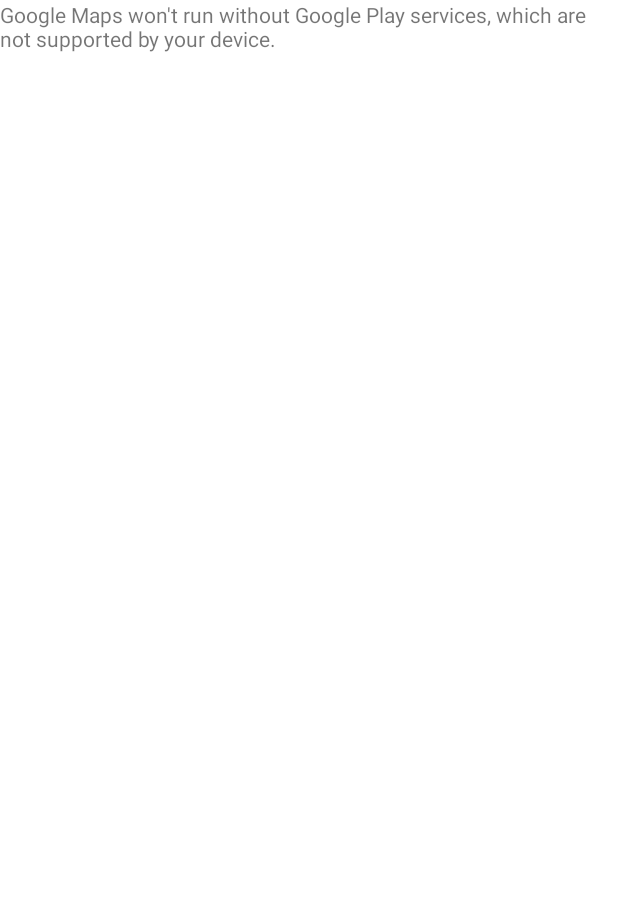
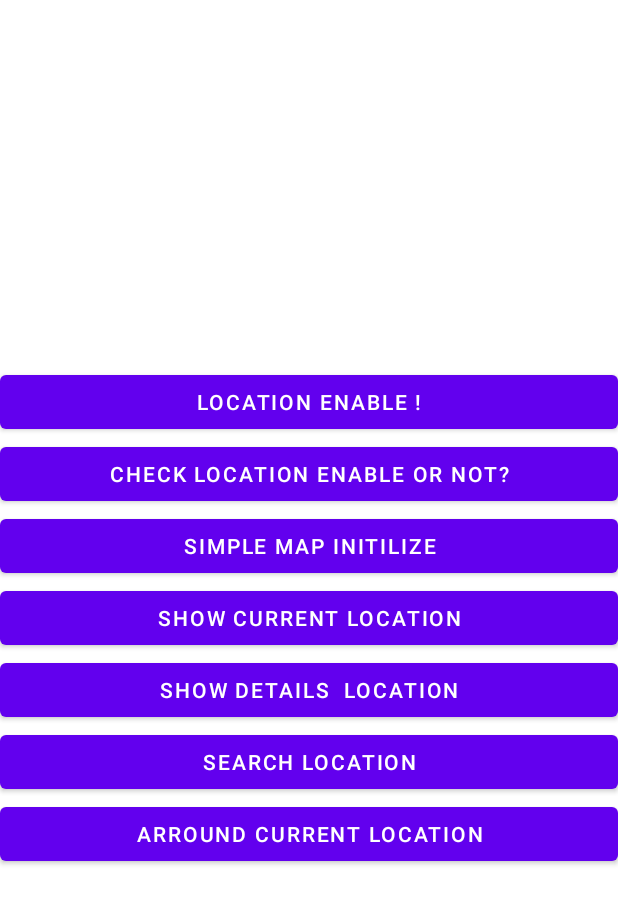
Before and after one commit to Tanimul/Google_Maps, an Android app: the screen it shows after launch (MapActivity before the commit, MainActivity after it), on a phone screen of 412 x 824 dp. Shown: the top 904 px of the screen. Run offline under Robolectric (Android 15) with nearby library versions, the phone set to English and light mode, and no system bars.

Commit message:
location  enable added

```diff
--- a/app/build.gradle
+++ b/app/build.gradle
@@ -47,4 +47,7 @@ dependencies {
     androidTestImplementation 'androidx.test.espresso:espresso-core:3.4.0'
 
     implementation 'com.google.android.gms:play-services-maps:18.0.2'
+
+    implementation 'com.google.android.gms:play-services-location:16.0.0'
+
 }
--- a/app/src/main/AndroidManifest.xml
+++ b/app/src/main/AndroidManifest.xml
@@ -12,7 +12,7 @@
         android:supportsRtl="true"
         android:theme="@style/Theme.GoogleMaps">
         <activity
-            android:name=".MapActivity"
+            android:name=".SimpleMapActivity"
             android:exported="false" />
 
         <meta-data
--- a/app/src/main/java/com/example/googlemaps/MapActivity.kt
+++ b/app/src/main/java/com/example/googlemaps/SimpleMapActivity.kt
@@ -2,7 +2,8 @@ package com.example.googlemaps
 
 import androidx.appcompat.app.AppCompatActivity
 import android.os.Bundle
-import com.example.googlemaps.databinding.ActivityMapBinding
+import com.example.googlemaps.databinding.ActivitySimpleMapBinding
+
 import com.google.android.gms.maps.CameraUpdateFactory
 import com.google.android.gms.maps.GoogleMap
 import com.google.android.gms.maps.OnMapReadyCallback
@@ -10,12 +11,12 @@ import com.google.android.gms.maps.SupportMapFragment
 import com.google.android.gms.maps.model.LatLng
 import com.google.android.gms.maps.model.MarkerOptions
 
-class MapActivity : AppCompatActivity(), OnMapReadyCallback {
-    private lateinit var binding: ActivityMapBinding
+class SimpleMapActivity : AppCompatActivity(), OnMapReadyCallback {
+    private lateinit var binding: ActivitySimpleMapBinding
     private lateinit var mMap: GoogleMap
     override fun onCreate(savedInstanceState: Bundle?) {
         super.onCreate(savedInstanceState)
-        binding = ActivityMapBinding.inflate(layoutInflater)
+        binding = ActivitySimpleMapBinding.inflate(layoutInflater)
         setContentView(binding.root)
 
         val mapFragment = supportFragmentManager
--- a/app/src/main/res/layout/activity_main.xml
+++ b/app/src/main/res/layout/activity_main.xml
@@ -1,11 +1,55 @@
 <?xml version="1.0" encoding="utf-8"?>
-<androidx.constraintlayout.widget.ConstraintLayout xmlns:android="http://schemas.android.com/apk/res/android"
+<LinearLayout xmlns:android="http://schemas.android.com/apk/res/android"
     xmlns:app="http://schemas.android.com/apk/res-auto"
     xmlns:tools="http://schemas.android.com/tools"
     android:layout_width="match_parent"
     android:layout_height="match_parent"
+    android:orientation="vertical"
+    android:gravity="center"
     tools:context=".MainActivity">
 
+    <Button
+        android:id="@+id/location_enable"
+        android:layout_width="match_parent"
+        android:layout_height="wrap_content"
+        android:text="Location Enable !" />
 
+    <Button
+        android:id="@+id/enableornot"
+        android:layout_width="match_parent"
+        android:layout_height="wrap_content"
+        android:text="Check Location Enable or not?" />
 
-</androidx.constraintlayout.widget.ConstraintLayout>
+    <Button
+        android:id="@+id/simple_mapinit"
+        android:layout_width="match_parent"
+        android:layout_height="wrap_content"
+        android:text="simple Map Initilize" />
+
+    <Button
+        android:id="@+id/cur_location"
+        android:layout_width="match_parent"
+        android:layout_height="wrap_content"
+        android:text="Show Current location" />
+
+    <Button
+        android:id="@+id/details_location"
+        android:layout_width="match_parent"
+        android:layout_height="wrap_content"
+        android:text="Show Details  location"
+
+        />
+
+    <Button
+        android:id="@+id/locationsearch"
+        android:layout_width="match_parent"
+        android:layout_height="wrap_content"
+        android:text="Search location" />
+
+    <Button
+        android:id="@+id/arroundcurrentlocation"
+        android:layout_width="match_parent"
+        android:layout_height="wrap_content"
+        android:text="Arround current location" />
+
+</LinearLayout>
--- a/app/src/main/res/layout/activity_map.xml
+++ b/app/src/main/res/layout/activity_simple_map.xml
@@ -4,7 +4,7 @@
     xmlns:tools="http://schemas.android.com/tools"
     android:layout_width="match_parent"
     android:layout_height="match_parent"
-    tools:context=".MapActivity">
+    tools:context=".SimpleMapActivity">
     <fragment
         class="com.google.android.gms.maps.SupportMapFragment"
         android:id="@+id/map_fragment"
```
Also changed, not shown: app/src/main/java/com/example/googlemaps/MainActivity.kt (+71 -17 lines).
